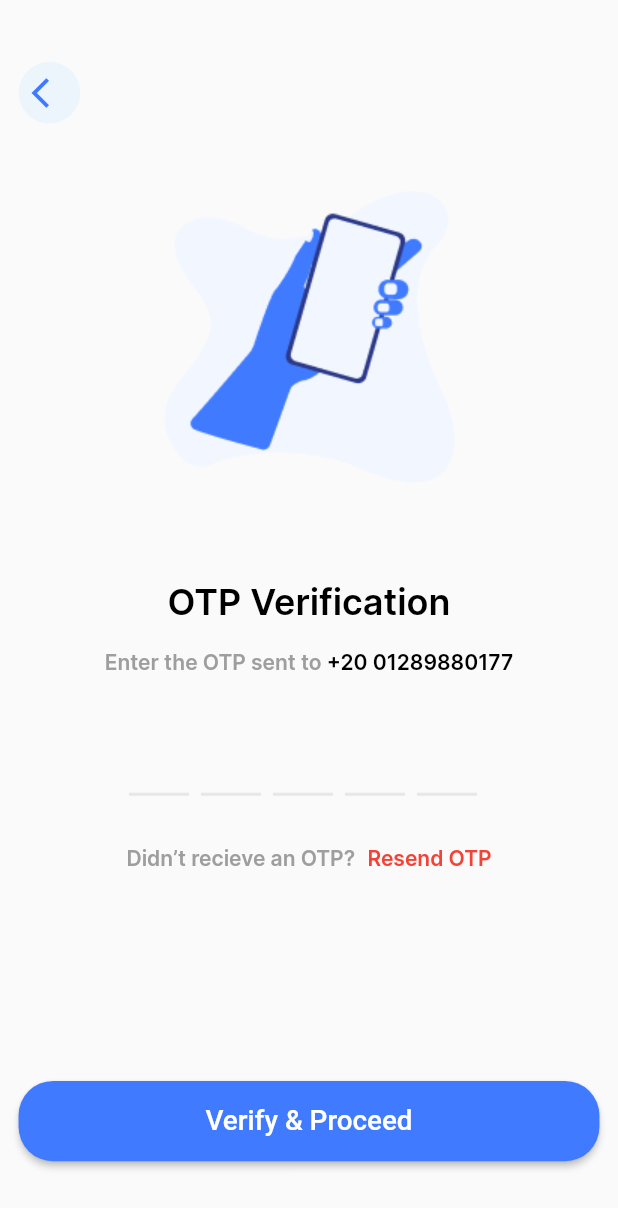
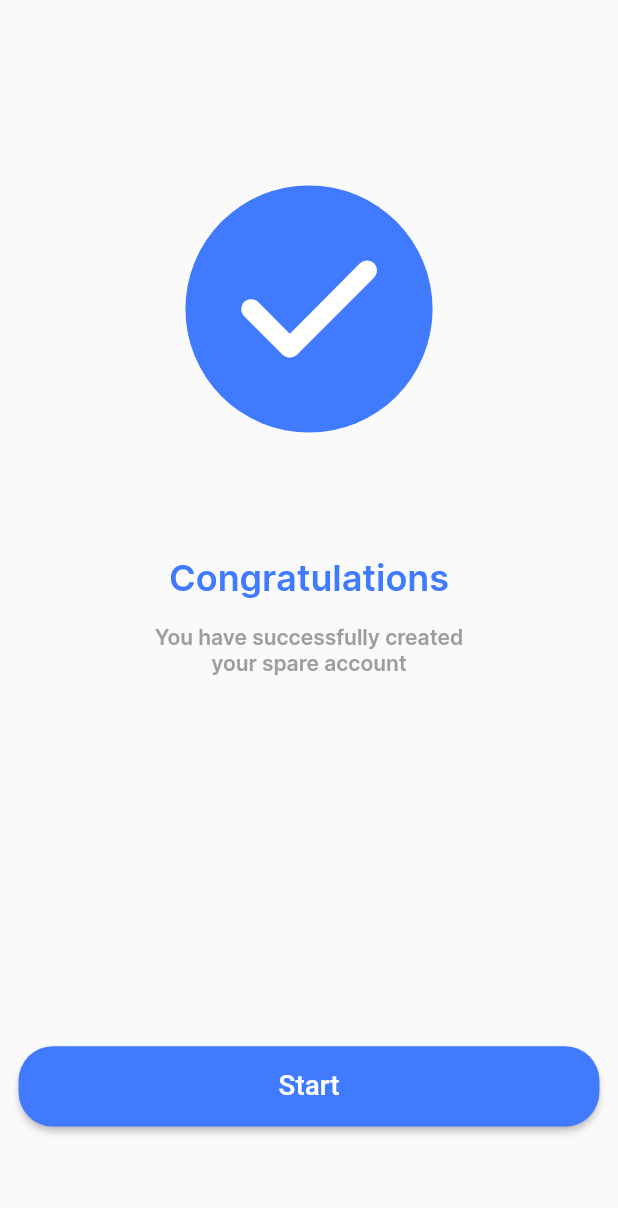
Before and after one commit to mostafa1255/Payment_App, a Flutter app: the screen it shows after launch, on a phone screen of 412 x 824 dp. Shown: the top 1208 px of the screen. Run offline on Flutter 3.47's test engine with Material 2 defaults, Android fonts, the phone set to English and light mode, and no system bars; drawn by our look-alikes of flutter_otp_text_field; our stand-ins replace animated_splash_screen, csc_picker, dio, font_awesome_flutter, get, get_it and 3 more.

Commit message:
OTP screen done

```diff
--- /dev/null
+++ b/lib/App/Presentation/View/Screens/Auth/OTP/OTP_Sucsess.dart
@@ -0,0 +1,12 @@
+import 'package:flutter/material.dart';
+
+import 'widgets/otpsucsessScreenBody.dart';
+
+class otpsucsessScreen extends StatelessWidget {
+  const otpsucsessScreen({super.key});
+
+  @override
+  Widget build(BuildContext context) {
+    return Scaffold(body: const otpsucsessScreenBody());
+  }
+}
--- /dev/null
+++ b/lib/App/Presentation/View/Screens/Auth/OTP/widgets/otpsucsessScreenBody.dart
@@ -0,0 +1,68 @@
+import 'package:flutter/material.dart';
+import 'package:payment_app/App/Presentation/View/Widgets/customMainButton.dart';
+import 'package:payment_app/App/Styles/colors.dart';
+import 'package:font_awesome_flutter/font_awesome_flutter.dart';
+import 'package:payment_app/App/Styles/text_Style.dart';
+
+// ignore: camel_case_types
+class otpsucsessScreenBody extends StatelessWidget {
+  const otpsucsessScreenBody({super.key});
+
+  @override
+  Widget build(BuildContext context) {
+    Size device = MediaQuery.sizeOf(context);
+    return SafeArea(
+      child: Padding(
+        padding: EdgeInsets.symmetric(horizontal: device.width * 0.03),
+        child: Column(
+          crossAxisAlignment: CrossAxisAlignment.center,
+          children: [
+            Column(
+              children: [
+                SizedBox(
+                  height: device.height * 0.15,
+                ),
+                CircleAvatar(
+                  maxRadius: device.width * 0.2,
+                  backgroundColor: const Color(colors.kPrimaryColor),
+                  child: Icon(
+                    FontAwesomeIcons.check,
+                    size: device.width * 0.25,
+                    color: Colors.white,
+                  ),
+                ),
+                SizedBox(
+                  height: device.height * 0.1,
+                ),
+                Text(
+                  "Congratulations",
+                  style: textstyle.textstyle24
+                      .copyWith(color: const Color(colors.kPrimaryColor)),
+                ),
+                SizedBox(
+                  height: device.height * 0.02,
+                ),
+                Padding(
+                  padding: EdgeInsets.symmetric(horizontal: device.width * 0.2),
+                  child: const Text(
+                    "You have successfully created your spare account",
+                    style: textstyle.textstyle14,
+                    textAlign: TextAlign.center,
+                  ),
+                )
+              ],
+            ),
+            SizedBox(
+              height: device.height * 0.3,
+            ),
+            customMainButton(
+              device: device,
+              txt: "Start",
+              onPressed: () {},
+            )
+          ],
+        ),
+      ),
+    );
+  }
+}
--- a/lib/main.dart
+++ b/lib/main.dart
@@ -1,5 +1,6 @@
 import 'package:flutter/material.dart';
 import 'package:get/get.dart';
+import 'package:payment_app/App/Presentation/View/Screens/Auth/OTP/OTP_Sucsess.dart';
 import 'package:payment_app/App/Presentation/View/Screens/Auth/OTP/otp_Screen.dart';
 import 'package:payment_app/App/Presentation/View/Screens/Auth/Register_Screen/Register_Screen.dart';
 
@@ -15,7 +16,7 @@ class MyApp extends StatelessWidget {
   Widget build(BuildContext context) {
     return const GetMaterialApp(
       debugShowCheckedModeBanner: false,
-      home: otpScreen(),
+      home: otpsucsessScreen(),
     );
   }
 }
--- a/pubspec.yaml
+++ b/pubspec.yaml
@@ -37,6 +37,7 @@ dependencies:
     sdk: flutter
   flutter_otp_text_field: ^1.1.1
   flutterfire_cli: ^0.2.7
+  font_awesome_flutter: ^10.5.0
   get: ^4.6.5
   get_it: ^7.6.0
   getwidget: ^3.1.1
```
Also changed, not shown: assets/Icons/Ellipse 538.png (added), pubspec.lock.
